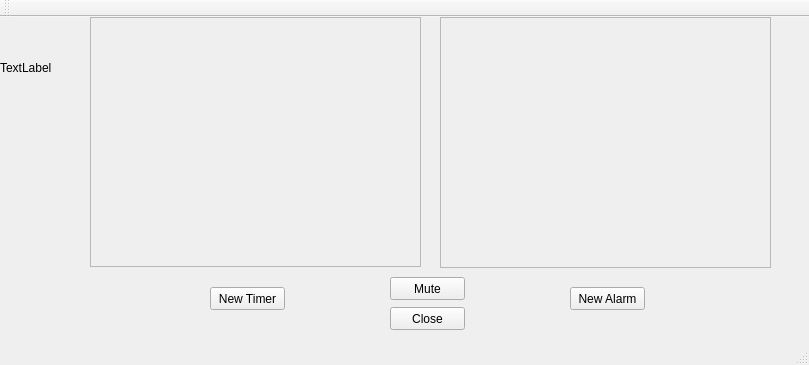
Old version of the form Lab 2/untitled/mainwindow.ui in the repository Afohtim/OOP-oof-.
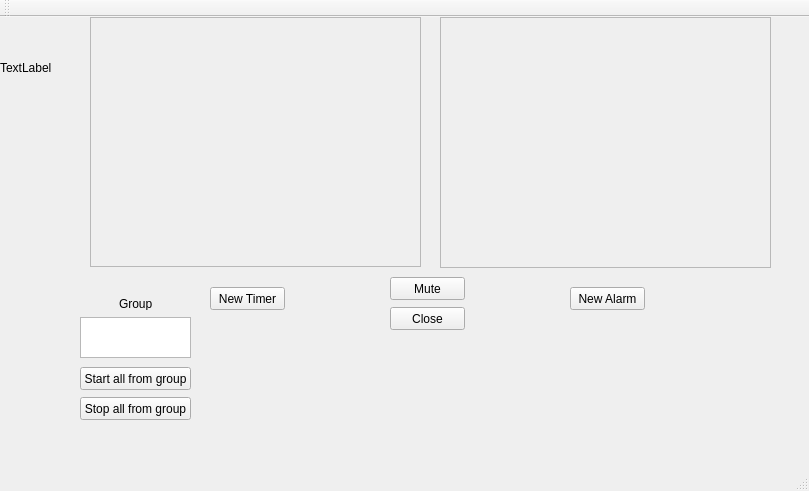
New version of the form.

Patch:
```diff
--- a/Lab 2/untitled/mainwindow.ui
+++ b/Lab 2/untitled/mainwindow.ui
@@ -7,7 +7,7 @@
     <x>0</x>
     <y>0</y>
     <width>809</width>
-    <height>365</height>
+    <height>491</height>
    </rect>
   </property>
   <property name="windowTitle">
@@ -125,6 +125,55 @@
      <string>Mute</string>
     </property>
    </widget>
+   <widget class="QPushButton" name="startGroupButton">
+    <property name="geometry">
+     <rect>
+      <x>80</x>
+      <y>350</y>
+      <width>111</width>
+      <height>23</height>
+     </rect>
+    </property>
+    <property name="text">
+     <string>Start all from group</string>
+    </property>
+   </widget>
+   <widget class="QPlainTextEdit" name="groupEdit">
+    <property name="geometry">
+     <rect>
+      <x>80</x>
+      <y>300</y>
+      <width>111</width>
+      <height>41</height>
+     </rect>
+    </property>
+   </widget>
+   <widget class="QLabel" name="label_2">
+    <property name="geometry">
+     <rect>
+      <x>119</x>
+      <y>280</y>
+      <width>47</width>
+      <height>13</height>
+     </rect>
+    </property>
+    <property name="text">
+     <string>Group</string>
+    </property>
+   </widget>
+   <widget class="QPushButton" name="stopGroupButton">
+    <property name="geometry">
+     <rect>
+      <x>80</x>
+      <y>380</y>
+      <width>111</width>
+      <height>23</height>
+     </rect>
+    </property>
+    <property name="text">
+     <string>Stop all from group</string>
+    </property>
+   </widget>
   </widget>
   <widget class="QMenuBar" name="menuBar">
    <property name="geometry">
```
